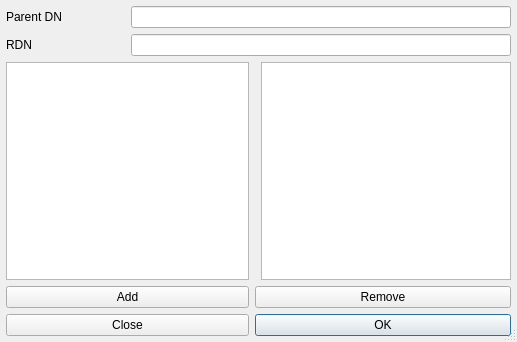
This is editor/ldapnewentrydialog.ui in Shcherbich/QLdapEditor as Qt 5 draws it before an edit. The edited form follows.
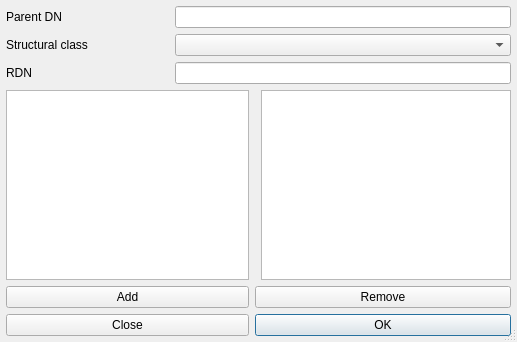
This is the edited form.

The edit to the form file:
```diff
--- a/editor/ldapnewentrydialog.ui
+++ b/editor/ldapnewentrydialog.ui
@@ -30,24 +30,31 @@
     <number>6</number>
    </property>
    <item>
-    <layout class="QGridLayout" name="gridLayout" rowstretch="0,0,0,0,0,0,0" columnstretch="0,0,0,0">
-     <item row="2" column="0" colspan="2">
-      <widget class="QListWidget" name="listAll"/>
-     </item>
-     <item row="4" column="2" colspan="2">
+    <layout class="QGridLayout" name="gridLayout" rowstretch="0,0,0,0,0,0,0,0,0" columnstretch="0,0,0,0,0">
+     <item row="6" column="3" colspan="2">
       <widget class="QPushButton" name="removeButton">
        <property name="text">
         <string>Remove</string>
        </property>
       </widget>
      </item>
-     <item row="0" column="1" colspan="3">
+     <item row="4" column="0" colspan="3">
+      <widget class="QListWidget" name="listAll"/>
+     </item>
+     <item row="0" column="2" colspan="3">
       <widget class="QLineEdit" name="parentdnEdit"/>
      </item>
-     <item row="2" column="3">
+     <item row="4" column="4">
       <widget class="QListWidget" name="listNeeded"/>
      </item>
-     <item row="4" column="0" colspan="2">
+     <item row="1" column="0">
+      <widget class="QLabel" name="label_2">
+       <property name="text">
+        <string>Structural class</string>
+       </property>
+      </widget>
+     </item>
+     <item row="6" column="0" colspan="3">
       <widget class="QPushButton" name="addButton">
        <property name="text">
         <string>Add</string>
@@ -61,17 +68,7 @@
        </property>
       </widget>
      </item>
-     <item row="1" column="1" colspan="3">
-      <widget class="QLineEdit" name="rdnEdit"/>
-     </item>
-     <item row="1" column="0">
-      <widget class="QLabel" name="label_2">
-       <property name="text">
-        <string>RDN</string>
-       </property>
-      </widget>
-     </item>
-     <item row="6" column="2" colspan="2">
+     <item row="8" column="3" colspan="2">
       <widget class="QPushButton" name="okButton">
        <property name="text">
         <string>OK</string>
@@ -81,7 +78,7 @@
        </property>
       </widget>
      </item>
-     <item row="6" column="0" colspan="2">
+     <item row="8" column="0" colspan="3">
       <widget class="QPushButton" name="closeButton">
        <property name="text">
         <string>Close</string>
@@ -94,6 +91,19 @@
        </property>
       </widget>
      </item>
+     <item row="1" column="2" colspan="3">
+      <widget class="QComboBox" name="structuralCombo"/>
+     </item>
+     <item row="3" column="2" colspan="3">
+      <widget class="QLineEdit" name="rdnEdit"/>
+     </item>
+     <item row="3" column="0">
+      <widget class="QLabel" name="label_3">
+       <property name="text">
+        <string>RDN</string>
+       </property>
+      </widget>
+     </item>
     </layout>
    </item>
   </layout>
```
Left out of the diff: 1 changed line with no effect on the pictures.
